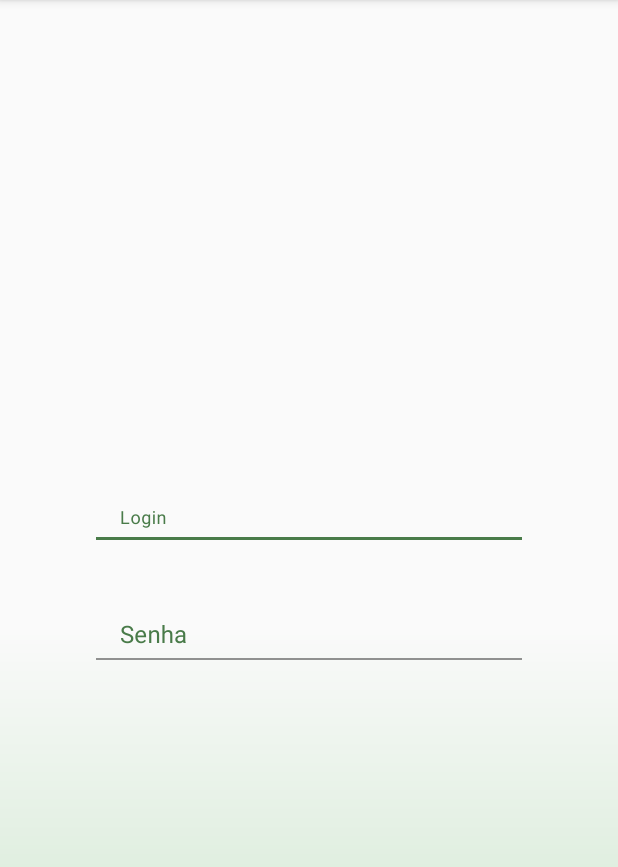
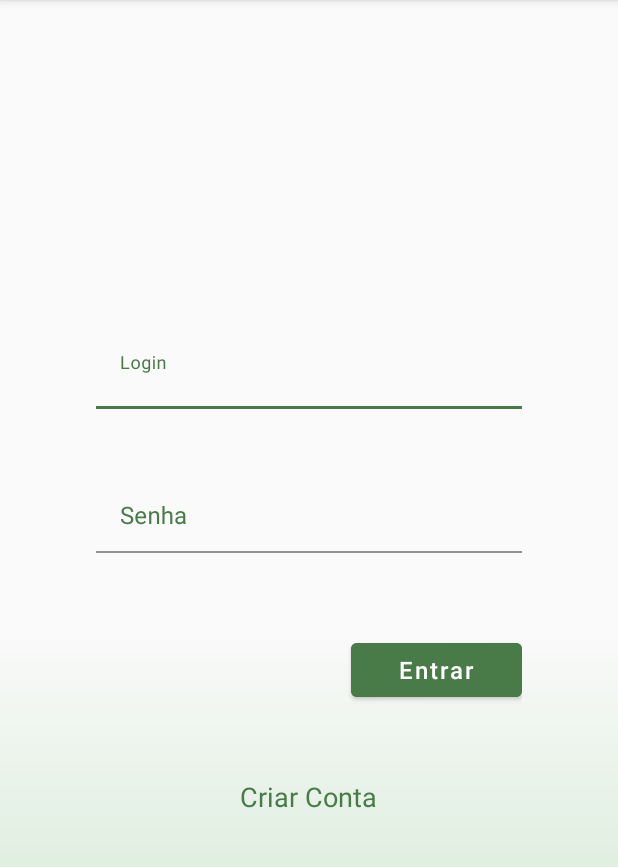
Before and after one commit to Luccamvmrey/vesta, an Android app: the screen it shows after launch (LoginActivity), on a phone screen of 412 x 824 dp, the part 84-951 px from its top. Run offline under Robolectric (Android 15) with nearby library versions, the phone set to English and light mode, and no system bars; our stand-ins replace Firebase (no records; nobody signed in at launch, a user with empty details on screens opened directly).

```diff
--- a/app/src/main/java/com/example/vesta/activities/LoginActivity.kt
+++ b/app/src/main/java/com/example/vesta/CondoActivity.kt
@@ -1,12 +1,11 @@
-package com.example.vesta.activities
+package com.example.vesta
 
 import androidx.appcompat.app.AppCompatActivity
 import android.os.Bundle
-import com.example.vesta.R
 
-class LoginActivity : AppCompatActivity() {
+class CondoActivity : AppCompatActivity() {
     override fun onCreate(savedInstanceState: Bundle?) {
         super.onCreate(savedInstanceState)
-        setContentView(R.layout.activity_login)
+        setContentView(R.layout.activity_condo)
     }
 }
--- /dev/null
+++ b/app/src/main/java/com/example/vesta/activities/login/LoginActivity.kt
@@ -0,0 +1,79 @@
+package com.example.vesta.activities.login
+
+import android.content.Intent
+import androidx.appcompat.app.AppCompatActivity
+import android.os.Bundle
+import android.widget.Toast
+import com.example.vesta.CondoActivity
+import com.example.vesta.databinding.ActivityLoginBinding
+import com.google.firebase.auth.FirebaseAuth
+import com.google.firebase.auth.ktx.auth
+import com.google.firebase.ktx.Firebase
+
+class LoginActivity : AppCompatActivity() {
+
+    private lateinit var binding: ActivityLoginBinding
+
+    private lateinit var auth: FirebaseAuth
+
+    public override fun onStart() {
+        super.onStart()
+        //Checks if user is logged in
+        val currentUser = auth.currentUser
+        if (currentUser != null) {
+            getCondoPage()
+        }
+    }
+
+    override fun onCreate(savedInstanceState: Bundle?) {
+        super.onCreate(savedInstanceState)
+        binding = ActivityLoginBinding.inflate(layoutInflater)
+        val view = binding.root
+        setContentView(view)
+
+        auth = Firebase.auth
+
+        //Login listener
+        binding.loginLoginBtn.setOnClickListener {
+            loginUser(binding)
+        }
+
+        //Create account listener
+        binding.loginNewAccountTv.setOnClickListener {
+            getNewAccountPage()
+        }
+    }
+
+    private fun loginUser(binding: ActivityLoginBinding) {
+        val email = binding.loginLoginEt.text.toString().trim { it <= ' '}
+        val password = binding.loginPasswordEt.text.toString().trim { it <= ' '}
+
+        if (email.isEmpty()) {
+            Toast.makeText(this,
+            "Por favor, insira seu e-mail!", Toast.LENGTH_SHORT
+            )
+                .show()
+            return
+        }
+
+        if (password.isEmpty()) {
+            Toast.makeText(this,
+                "Por favor, insira sua senha!", Toast.LENGTH_SHORT
+            )
+                .show()
+            return
+        }
+    }
+
+    private fun getCondoPage() {
+        intent = Intent(this, CondoActivity::class.java)
+        startActivity(intent)
+        finish()
+    }
+
+    private fun getNewAccountPage() {
+        intent = Intent(this, SignupActivity::class.java)
+        startActivity(intent)
+        finish()
+    }
+}
--- /dev/null
+++ b/app/src/main/java/com/example/vesta/data/condo/CondoRep.kt
@@ -0,0 +1,4 @@
+package com.example.vesta.data.condo
+
+class CondoRep {
+}
--- /dev/null
+++ b/app/src/main/java/com/example/vesta/data/condo/models/Condo.kt
@@ -0,0 +1,5 @@
+package com.example.vesta.data.condo.models
+
+data class Condo(
+    var towers: ArrayList<Any>? = null
+)
--- a/app/src/main/res/drawable/shape_transparent_background.xml
+++ /dev/null
@@ -1,4 +0,0 @@
-<?xml version="1.0" encoding="utf-8"?>
-<shape xmlns:android="http://schemas.android.com/apk/res/android">
-    <solid android:color="#00000000"/>
-</shape>
--- a/app/src/main/res/layout/activity_login.xml
+++ b/app/src/main/res/layout/activity_login.xml
@@ -4,7 +4,7 @@
     xmlns:tools="http://schemas.android.com/tools"
     android:layout_width="match_parent"
     android:layout_height="match_parent"
-    tools:context=".activities.LoginActivity"
+    tools:context=".activities.login.LoginActivity"
     android:background="@drawable/background"
     android:orientation="vertical"
     android:gravity="center"
@@ -12,7 +12,7 @@
 
         <com.google.android.material.textfield.TextInputLayout
             android:layout_width="match_parent"
-            android:layout_height="32dp"
+            android:layout_height="48dp"
             android:layout_marginBottom="48dp"
             android:hint="@string/login"
             android:textColorHint="@color/dark_green"
@@ -20,7 +20,7 @@
             app:boxStrokeColor="@color/dark_green">
 
             <com.google.android.material.textfield.TextInputEditText
-                android:id="@+id/login_login"
+                android:id="@+id/login_login_et"
                 android:layout_width="match_parent"
                 android:layout_height="wrap_content"
                 android:background="@android:color/transparent"/>
@@ -29,20 +29,39 @@
 
         <com.google.android.material.textfield.TextInputLayout
             android:layout_width="match_parent"
-            android:layout_height="32dp"
+            android:layout_height="48dp"
+            android:layout_marginBottom="54dp"
             android:hint="@string/password"
             android:textColorHint="@color/dark_green"
             app:hintTextColor="@color/dark_green"
             app:boxStrokeColor="@color/dark_green">
 
             <com.google.android.material.textfield.TextInputEditText
-                android:id="@+id/login_password"
+                android:id="@+id/login_password_et"
                 android:layout_width="match_parent"
                 android:layout_height="wrap_content"
                 android:background="@android:color/transparent"/>
 
         </com.google.android.material.textfield.TextInputLayout>
 
+        <Button
+            android:id="@+id/login_login_btn"
+            android:layout_width="wrap_content"
+            android:layout_height="wrap_content"
+            android:layout_marginBottom="48dp"
+            android:layout_gravity="end"
+            android:paddingHorizontal="32dp"
+            android:text="@string/entrar"
+            android:textSize="16sp"
+            android:textAllCaps="false"
+            android:backgroundTint="@color/dark_green"/>
 
+        <TextView
+            android:id="@+id/login_new_account_tv"
+            android:layout_width="wrap_content"
+            android:layout_height="wrap_content"
+            android:text="Criar Conta"
+            android:textSize="18sp"
+            android:textColor="@color/dark_green"/>
 
 </LinearLayout>
--- a/app/src/main/res/values/strings.xml
+++ b/app/src/main/res/values/strings.xml
@@ -2,4 +2,8 @@
     <string name="app_name">Vesta</string>
     <string name="login">Login</string>
     <string name="password">Senha</string>
+    <string name="entrar">Entrar</string>
+    <string name="criar_conta">Criar Conta</string>
+    <string name="email">E-mail</string>
+    <string name="name">Nome</string>
 </resources>
```
Also changed, not shown: app/build.gradle (+10 -1 lines), app/src/main/AndroidManifest.xml (+6 -1 lines), app/src/main/java/com/example/vesta/activities/login/SignupActivity.kt (added, +96 -0 lines), app/src/main/java/com/example/vesta/data/user/UserRep.kt (added, +15 -0 lines), app/src/main/java/com/example/vesta/data/user/model/User.kt (added, +7 -0 lines), app/src/main/res/layout/activity_condo.xml (added, +9 -0 lines), app/src/main/res/layout/activity_signup.xml (added, +75 -0 lines), build.gradle (+10 -0 lines), 1 other file.
